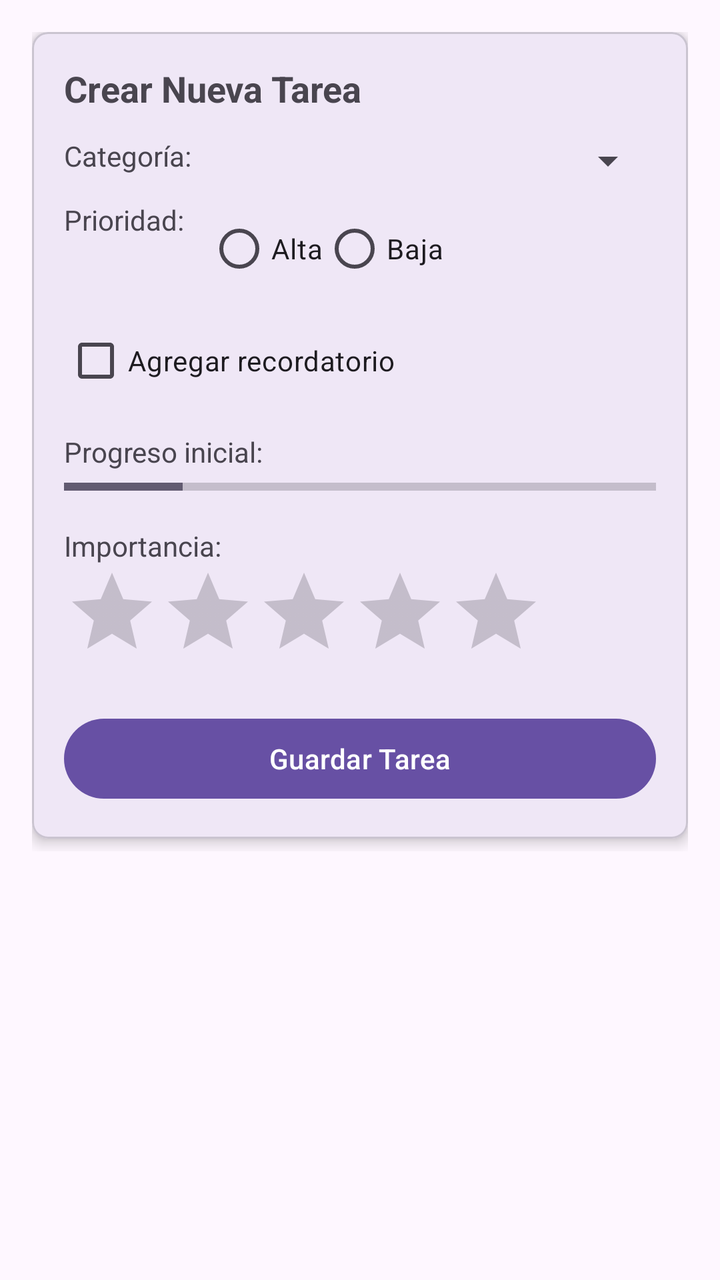
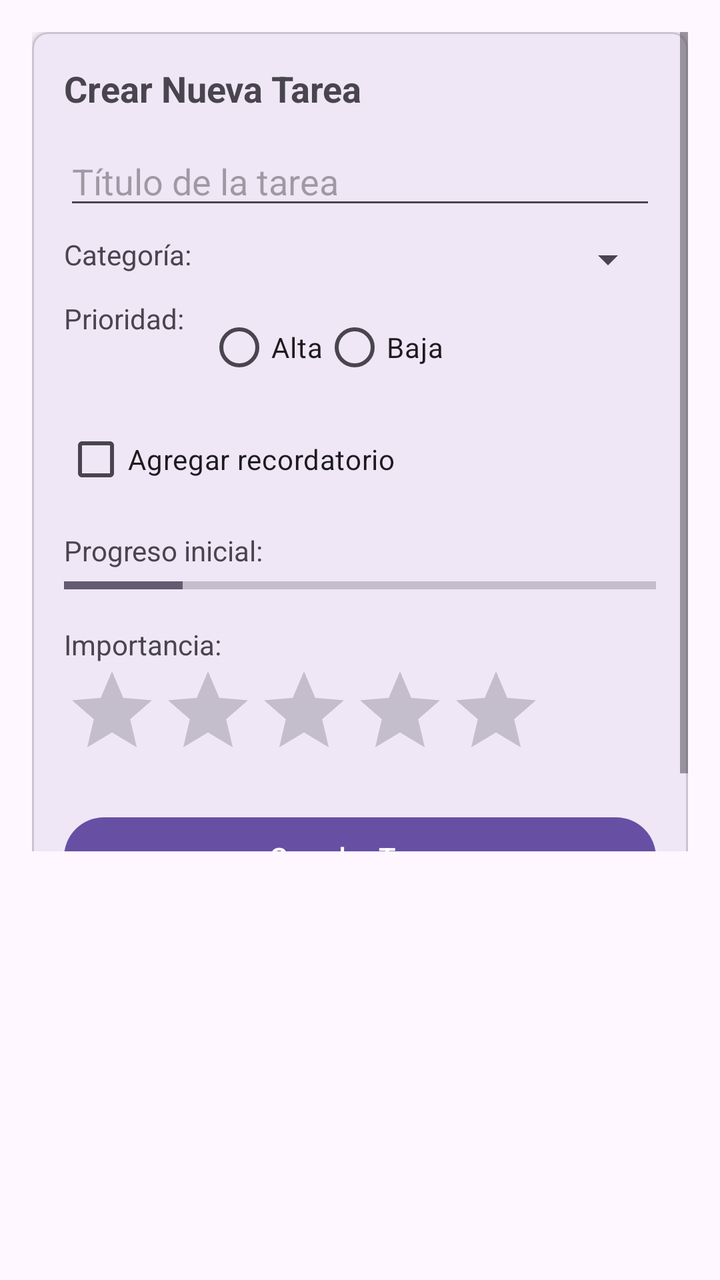

An Android layout rendered at two revisions. The XML below is the earlier revision; the diff shows what the commit changed to produce the second picture.
<!-- AndroidManifest.xml: application theme Theme.TaskMaster -->
<!-- res/layout/activity_main.xml -->
<?xml version="1.0" encoding="utf-8"?>
<androidx.constraintlayout.widget.ConstraintLayout xmlns:android="http://schemas.android.com/apk/res/android"
    xmlns:app="http://schemas.android.com/apk/res-auto"
    android:layout_width="match_parent"
    android:layout_height="match_parent"
    android:padding="16dp">

    <ScrollView
        android:id="@+id/scrollView"
        android:layout_width="0dp"
        android:layout_height="0dp"
        app:layout_constraintTop_toTopOf="parent"
        app:layout_constraintStart_toStartOf="parent"
        app:layout_constraintEnd_toEndOf="parent"
        app:layout_constraintBottom_toTopOf="@id/rvTasks"
        android:layout_marginBottom="16dp">

        <com.google.android.material.card.MaterialCardView
            android:layout_width="match_parent"
            android:layout_height="wrap_content"
            app:cardCornerRadius="8dp"
            app:cardElevation="4dp"
            app:contentPadding="16dp">

            <LinearLayout
                android:layout_width="match_parent"
                android:layout_height="wrap_content"
                android:orientation="vertical">

                <TextView
                    android:layout_width="match_parent"
                    android:layout_height="wrap_content"
                    android:text="Crear Nueva Tarea"
                    android:textSize="18sp"
                    android:textStyle="bold"
                    android:layout_marginBottom="12dp"/>

                <TableLayout
                    android:layout_width="match_parent"
                    android:layout_height="wrap_content"
                    android:stretchColumns="1">

                    <TableRow
                        android:layout_marginBottom="8dp">
                        <TextView
                            android:text="Categoría:"
                            android:paddingEnd="8dp"/>
                        <Spinner
                            android:id="@+id/spinnerCategory"
                            android:layout_width="match_parent"
                            android:layout_height="wrap_content"/>
                    </TableRow>

                    <TableRow
                        android:layout_marginBottom="8dp">
                        <TextView
                            android:text="Prioridad:"
                            android:paddingEnd="8dp"/>
                        <RadioGroup
                            android:id="@+id/rgPriority"
                            android:orientation="horizontal">
                            <RadioButton
                                android:id="@+id/rbHigh"
                                android:layout_width="wrap_content"
                                android:layout_height="wrap_content"
                                android:text="Alta"/>
                            <RadioButton
                                android:id="@+id/rbLow"
                                android:layout_width="wrap_content"
                                android:layout_height="wrap_content"
                                android:text="Baja"/>
                        </RadioGroup>
                    </TableRow>
                </TableLayout>

                <CheckBox
                    android:id="@+id/cbReminder"
                    android:layout_width="wrap_content"
                    android:layout_height="wrap_content"
                    android:text="Agregar recordatorio"
                    android:layout_marginBottom="12dp"/>

                <TextView
                    android:layout_width="wrap_content"
                    android:layout_height="wrap_content"
                    android:text="Progreso inicial:"/>

                <ProgressBar
                    android:id="@+id/progressBar"
                    style="?android:attr/progressBarStyleHorizontal"
                    android:layout_width="match_parent"
                    android:layout_height="wrap_content"
                    android:max="100"
                    android:progress="20"
                    android:layout_marginBottom="12dp"/>

                <TextView
                    android:layout_width="wrap_content"
                    android:layout_height="wrap_content"
                    android:text="Importancia:"/>

                <RatingBar
                    android:id="@+id/ratingBar"
                    android:layout_width="wrap_content"
                    android:layout_height="wrap_content"
                    android:numStars="5"
                    android:stepSize="1.0"
                    android:layout_marginBottom="16dp"/>

                <Button
                    android:id="@+id/btnSaveTask"
                    android:layout_width="match_parent"
                    android:layout_height="wrap_content"
                    android:text="Guardar Tarea"/>
            </LinearLayout>
        </com.google.android.material.card.MaterialCardView>
    </ScrollView>

    <androidx.recyclerview.widget.RecyclerView
        android:id="@+id/rvTasks"
        android:layout_width="0dp"
        android:layout_height="0dp"
        app:layout_constraintTop_toBottomOf="@id/scrollView"
        app:layout_constraintBottom_toBottomOf="parent"
        app:layout_constraintStart_toStartOf="parent"
        app:layout_constraintEnd_toEndOf="parent"
        app:layout_constraintHeight_percent="0.3"/>

</androidx.constraintlayout.widget.ConstraintLayout>
<!-- resources referenced by this layout -->
<resources>
  <style name="Theme.TaskMaster" parent="Base.Theme.TaskMaster" />
  <style name="Base.Theme.TaskMaster" parent="Theme.Material3.DayNight.NoActionBar">
          
          
      </style>
</resources>

<!-- the commit's change to res/layout/activity_main.xml (unified diff, before → after) -->
@@ -34,6 +34,13 @@
                     android:textSize="18sp"
                     android:textStyle="bold"
                     android:layout_marginBottom="12dp"/>
+
+                <EditText
+                    android:id="@+id/etTaskTitle"
+                    android:layout_width="match_parent"
+                    android:layout_height="wrap_content"
+                    android:hint="Título de la tarea"
+                    android:layout_marginBottom="8dp"/>
 
                 <TableLayout
                     android:layout_width="match_parent"
